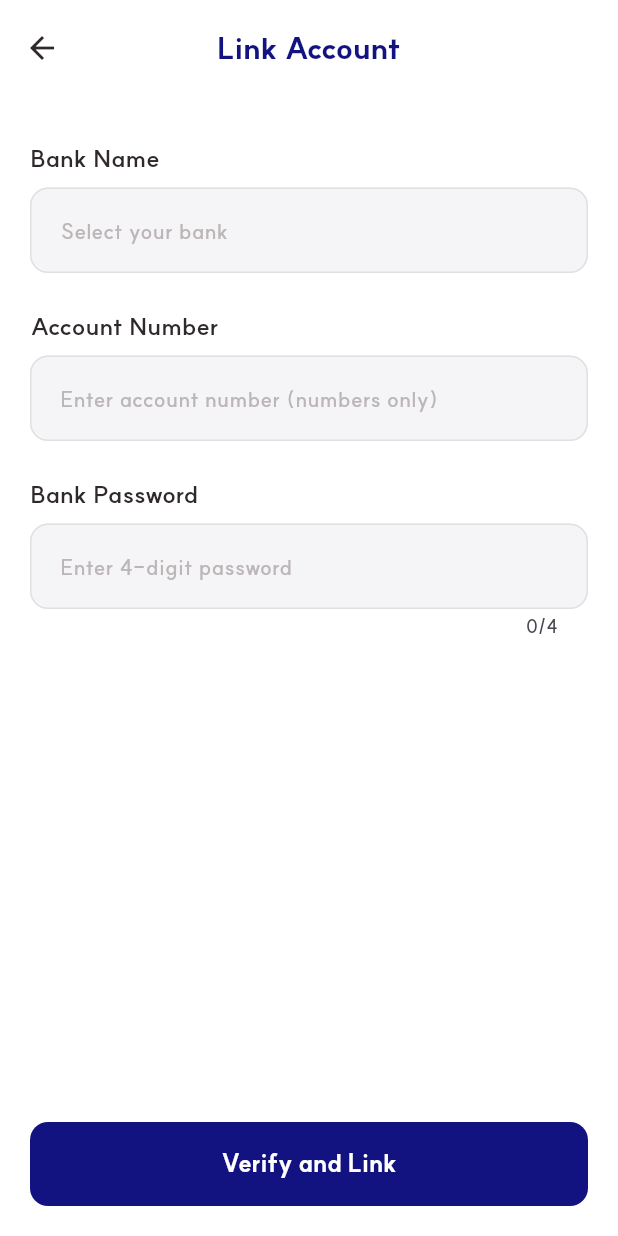
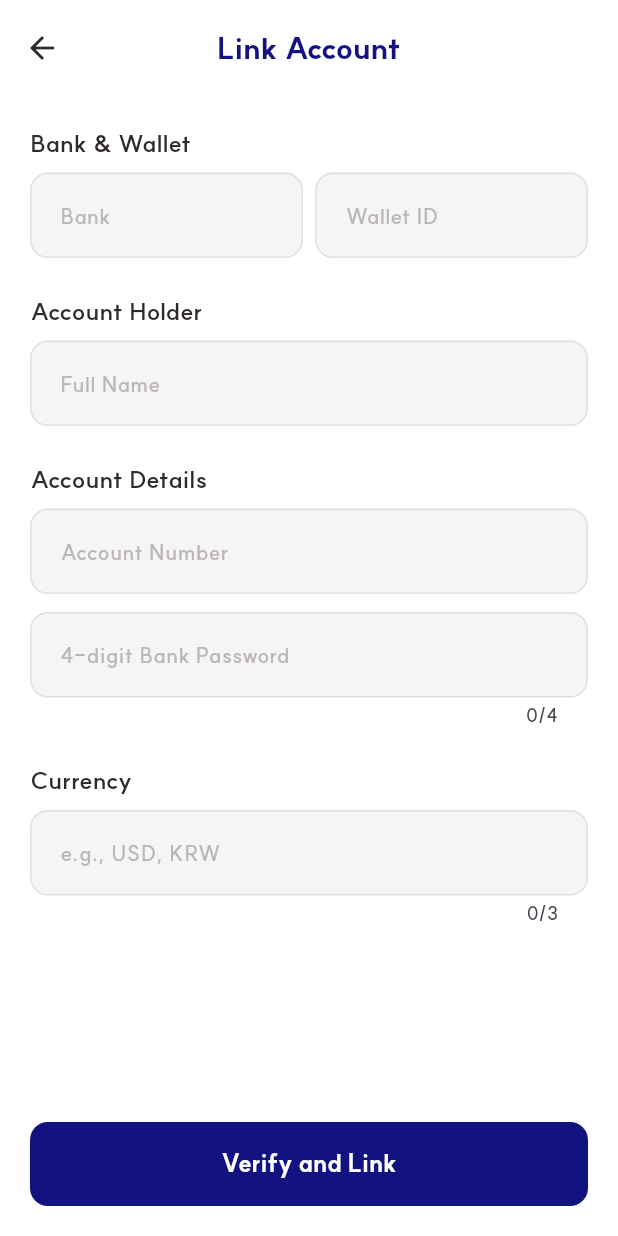
Before and after one commit to Mrjeonmacho/82Pay, a Flutter app: the AccountLinkView screen opened directly, on a phone screen of 412 x 824 dp. Run offline on Flutter 3.47's test engine with Material 3 defaults, Android fonts, the phone set to English and light mode, and no system bars; our stand-ins replace dio; accounts and stored records are empty; project files that could hold a hidden picture were left out.

Commit message:
feat: accounts 모듈 views(계좌 여부 조회/연동(등록)/삭제/pin 설정) 구현

```diff
--- a/palipay/palipay-frontend/lib/features/account/providers/account_provider.dart
+++ b/palipay/palipay-frontend/lib/features/account/providers/account_provider.dart
@@ -6,8 +6,10 @@ import '../services/account_service.dart';
 class AccountProvider extends ChangeNotifier {
   final AccountService _service = AccountService();
 
-  BankAccount? _linkedAccount;
+  BankAccount? _linkedAccount; // 계좌 데이터
   bool _isLoading = false;
+  // _linkedAccount가 null이 아니면 true를 반환합니다.
+  bool get hasWallet => _linkedAccount != null;
 
   BankAccount? get linkedAccount => _linkedAccount;
   bool get isLoading => _isLoading;
--- a/palipay/palipay-frontend/lib/features/account/views/account_link_view.dart
+++ b/palipay/palipay-frontend/lib/features/account/views/account_link_view.dart
@@ -2,7 +2,7 @@ import 'package:flutter/material.dart';
 import 'package:provider/provider.dart';
 import '../../../core/theme/app_colors.dart';
 import '../../../core/theme/app_text_styles.dart';
-import '../../../core/widgets/widgets.dart'; // PaliButton, PaliInputField, PaliTopBar
+import '../../../core/widgets/widgets.dart';
 import '../providers/account_provider.dart';
 
 class AccountLinkView extends StatefulWidget {
@@ -13,56 +13,79 @@ class AccountLinkView extends StatefulWidget {
 }
 
 class _AccountLinkViewState extends State<AccountLinkView> {
-  // 1. 입력을 관리할 컨트롤러 선언
-  final _bankController = TextEditingController();
+  final _walletIdController = TextEditingController();
+  final _bankCodeController = TextEditingController();
+  final _bankNameController = TextEditingController();
   final _accountController = TextEditingController();
-  final _passwordController = TextEditingController();
+  final _usernameController = TextEditingController();
+  final _moneyCodeController = TextEditingController();
+  final _passwordController = TextEditingController(); // 계좌 비밀번호 추가
+
+  @override
+  void didChangeDependencies() {
+    super.didChangeDependencies();
+    // 1. BankSelectionView에서 넘겨준 인자(Arguments) 받기
+    final args =
+        ModalRoute.of(context)?.settings.arguments as Map<String, String>?;
+    if (args != null) {
+      _bankNameController.text = args['bankName'] ?? '';
+      _bankCodeController.text = args['bankCode'] ?? '';
+    }
+  }
 
   @override
   void dispose() {
-    // 메모리 누수 방지를 위해 해제
-    _bankController.dispose();
+    _walletIdController.dispose();
+    _bankCodeController.dispose();
+    _bankNameController.dispose();
     _accountController.dispose();
+    _usernameController.dispose();
+    _moneyCodeController.dispose();
     _passwordController.dispose();
     super.dispose();
   }
 
-  // 2. 비동기 연동 로직을 별도 함수로 분리 (VoidCallback 에러 해결)
-  Future<void> _handleLinkAccount(BuildContext context) async {
+  Future<void> _handleLinkAccount() async {
     final accountProvider = context.read<AccountProvider>();
+    const String accessToken = "USER_OAUTH_TOKEN_EXAMPLE";
 
-    // 실제 연동 로직 호출 (ERD 명세에 따른 매개변수명 사용)
     final success = await accountProvider.linkAccount(
-      bankName: _bankController.text,
-      accountNumber: _accountController.text, // accountNum -> accountNumber
-      countryCode: 'KR', // country -> countryCode
-      password: _passwordController.text,
+      walletId: _walletIdController.text,
+      bankCode: _bankCodeController.text,
+      bankName: _bankNameController.text,
+      accountNumber: _accountController.text,
+      accountUsername: _usernameController.text,
+      moneyCode: _moneyCodeController.text.toUpperCase(),
+      // password: _passwordController.text, // 명세서 업데이트 시 추가
+      token: accessToken,
     );
 
-    // 비동기 작업 후 컨텍스트 유효성 체크 (Async Gap 방지)
     if (!mounted) return;
 
     if (success) {
-      // 연동 성공 시 목록 화면으로 돌아감
-      Navigator.pop(context);
+      ScaffoldMessenger.of(context).showSnackBar(
+        const SnackBar(content: Text('Account linked successfully!')),
+      );
+      // 8번 완료 화면으로 이동하거나 이전으로 돌아감
+      Navigator.popUntil(context, ModalRoute.withName('/'));
     } else {
-      // 실패 시 알림 로직
-      ScaffoldMessenger.of(context).showSnackBar(
-        const SnackBar(
-          content: Text('Failed to link account. Please check your info.'),
-        ),
-      );
+      _showErrorSnackBar('Link failed. Please check your information.');
     }
+  }
+
+  void _showErrorSnackBar(String message) {
+    ScaffoldMessenger.of(
+      context,
+    ).showSnackBar(SnackBar(content: Text(message)));
   }
 
   @override
   Widget build(BuildContext context) {
-    // UI 업데이트를 감시하기 위해 watch 사용
     final isLoading = context.watch<AccountProvider>().isLoading;
 
     return Scaffold(
       backgroundColor: Colors.white,
-      appBar: const PaliTopBar(title: 'Link Account'), // 64h 공통 상단바
+      appBar: const PaliTopBar(title: 'Link Account'),
       body: SafeArea(
         child: Column(
           children: [
@@ -72,47 +95,67 @@ class _AccountLinkViewState extends State<AccountLinkView> {
                 child: Column(
                   crossAxisAlignment: CrossAxisAlignment.start,
                   children: [
-                    const SizedBox(height: 10),
-                    Text('Bank Name', style: AppTextStyles.bodyLarge),
-                    const SizedBox(height: 8),
+                    _buildSectionTitle('Bank & Wallet'),
+                    Row(
+                      children: [
+                        Expanded(
+                          child: PaliInputField(
+                            controller: _bankNameController,
+                            hintText: 'Bank',
+                          ),
+                        ),
+                        const SizedBox(width: 8),
+                        Expanded(
+                          child: PaliInputField(
+                            controller: _walletIdController,
+                            hintText: 'Wallet ID',
+                            keyboardType: TextInputType.number,
+                          ),
+                        ),
+                      ],
+                    ),
+                    const SizedBox(height: 24),
+
+                    _buildSectionTitle('Account Holder'),
                     PaliInputField(
-                      hintText: 'Select your bank',
-                      controller: _bankController,
+                      hintText: 'Full Name',
+                      controller: _usernameController,
                     ),
+                    const SizedBox(height: 24),
 
-                    const SizedBox(height: 24),
-                    Text('Account Number', style: AppTextStyles.bodyLarge),
-                    const SizedBox(height: 8),
+                    _buildSectionTitle('Account Details'),
                     PaliInputField(
-                      hintText: 'Enter account number (numbers only)',
+                      hintText: 'Account Number',
                       controller: _accountController,
                       keyboardType: TextInputType.number,
                     ),
-
-                    const SizedBox(height: 24),
-                    Text('Bank Password', style: AppTextStyles.bodyLarge),
-                    const SizedBox(height: 8),
+                    const SizedBox(height: 12),
+                    // 계좌 비밀번호 필드 (기획안 7번 반영)
                     PaliInputField(
-                      hintText: 'Enter 4-digit password',
+                      hintText: '4-digit Bank Password',
                       controller: _passwordController,
                       isPassword: true,
-                      maxLength: 4, // 4자리 제한
+                      maxLength: 4,
                       keyboardType: TextInputType.number,
+                    ),
+                    const SizedBox(height: 24),
+
+                    _buildSectionTitle('Currency'),
+                    PaliInputField(
+                      hintText: 'e.g., USD, KRW',
+                      controller: _moneyCodeController,
+                      maxLength: 3,
                     ),
                   ],
                 ),
               ),
             ),
-
-            // 3. 하단 고정 버튼 (56h 규격)
             Padding(
               padding: const EdgeInsets.all(20.0),
               child: PaliButton(
                 text: isLoading ? 'Processing...' : 'Verify and Link',
-                backgroundColor: AppColors.mainBlue, // #121380 적용
-                onPressed: isLoading
-                    ? null // 로딩 중 버튼 비활성화
-                    : () => _handleLinkAccount(context),
+                backgroundColor: AppColors.mainBlue,
+                onPressed: isLoading ? null : _handleLinkAccount,
               ),
             ),
           ],
@@ -120,4 +163,14 @@ class _AccountLinkViewState extends State<AccountLinkView> {
       ),
     );
   }
+
+  Widget _buildSectionTitle(String title) {
+    return Padding(
+      padding: const EdgeInsets.only(bottom: 8.0),
+      child: Text(
+        title,
+        style: AppTextStyles.bodyLarge.copyWith(fontWeight: FontWeight.bold),
+      ),
+    );
+  }
 }
--- a/palipay/palipay-frontend/lib/features/home/views/home_screen.dart
+++ b/palipay/palipay-frontend/lib/features/home/views/home_screen.dart
@@ -1,9 +1,8 @@
 import 'package:flutter/material.dart';
+import 'package:palipay_app/features/account/views/account_management_view.dart';
 import '../../../core/theme/app_colors.dart';
 import '../../../core/theme/app_text_styles.dart';
 import '../../../core/widgets/widgets.dart'; // 모든 공통 위젯 포함
-
-import '../../account/views/account_list_view.dart';
 
 class HomeScreen extends StatefulWidget {
   const HomeScreen({super.key});
@@ -37,7 +36,7 @@ class _HomeScreenState extends State<HomeScreen> {
                   Navigator.push(
                     context,
                     MaterialPageRoute(
-                      builder: (context) => const AccountListView(),
+                      builder: (context) => const AccountManagementView(),
                     ),
                   );
                 },
--- a/palipay/palipay-frontend/lib/main.dart
+++ b/palipay/palipay-frontend/lib/main.dart
@@ -1,12 +1,10 @@
 import 'package:flutter/material.dart';
-import 'package:palipay_app/features/profile/views/profile_screen.dart';
 import 'package:provider/provider.dart';
+import 'features/home/views/home_screen.dart';
 import 'features/account/providers/account_provider.dart';
 
 import 'core/theme/app_colors.dart';
 import 'core/theme/app_text_styles.dart';
-
-import 'features/home/views/home_screen.dart';
 
 void main() {
   runApp(
@@ -52,7 +50,6 @@ class PaliPayApp extends StatelessWidget {
       ),
       // 시작 화면을 분리된 HomeScreen으로 설정
       home: const HomeScreen(),
-      // home: const ProfileScreen(),
     );
   }
 }
```
Also changed, not shown: palipay/palipay-frontend/lib/features/account/views/account_list_view.dart (deleted, +0 -174 lines), palipay/palipay-frontend/lib/features/account/views/account_management_view.dart (added, +160 -0 lines), palipay/palipay-frontend/lib/features/account/views/bank_selection_view.dart (added, +95 -0 lines), palipay/palipay-frontend/lib/features/account/views/pin_setting_view.dart (+152 -0 lines), palipay/palipay-frontend/lib/core/theme/app_text_styles.dart (line endings or trailing spaces).
